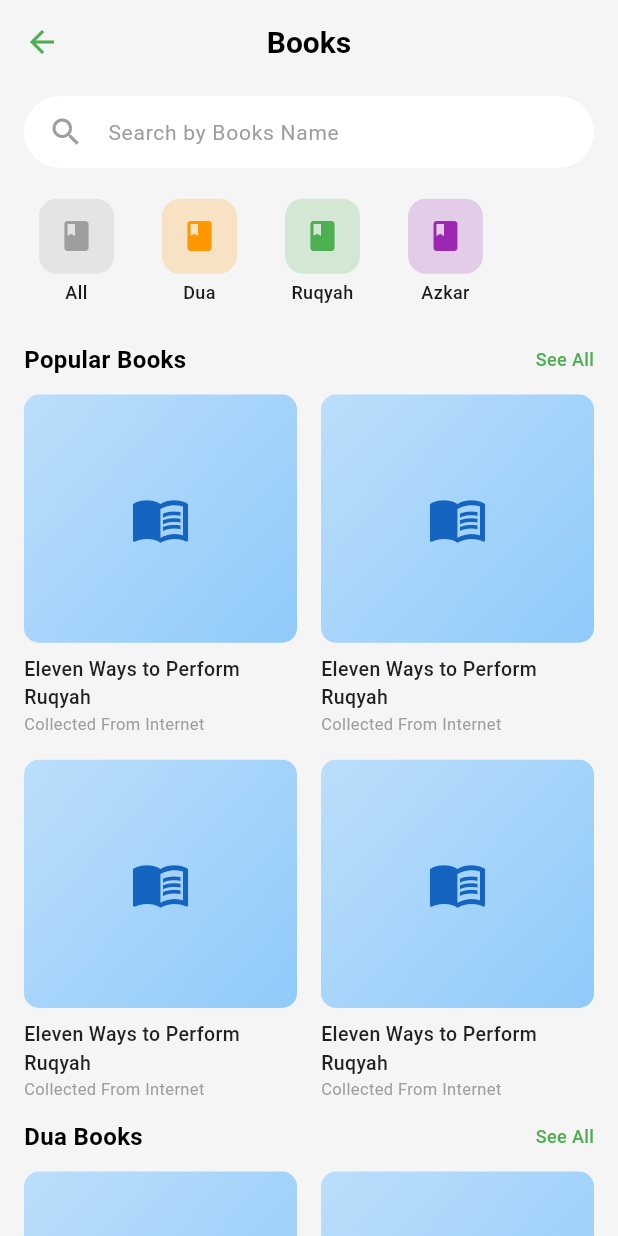
After one commit to Irfanhossain909/dua_ruqiyah, a Flutter app: the screen it shows after launch, after a tap on an icon or button, on a phone screen of 412 x 824 dp. The commit adds this screen. Run offline on Flutter 3.47's test engine with Material 3 defaults, Android fonts, the phone set to English and light mode, and no system bars; our stand-ins replace equatable, fpdart, get, get_it, responsive_sizer.

Commit message:
Update pubspec.yaml to include asset directory, enhance HomePage with BookSection navigation, and register BookSectionPresenter in service locator.

```diff
--- a/lib/core/di/service_locator.dart
+++ b/lib/core/di/service_locator.dart
@@ -1,6 +1,7 @@
 import 'package:get_it/get_it.dart';
 import '../../presentation/home/presenter/home_presenter.dart';
 import '../../presentation/bookmark/presenter/bookmark_presenter.dart';
+import '../../presentation/booksection/presenter/booksection_presenter.dart';
 
 /// Global ServiceLocator instance
 final GetIt serviceLocator = GetIt.instance;
@@ -62,6 +63,9 @@ void _setupPresenters() {
   // Register presenters
   serviceLocator.registerFactory<HomePresenter>(() => HomePresenter());
   serviceLocator.registerFactory<BookmarkPresenter>(() => BookmarkPresenter());
+  serviceLocator.registerFactory<BookSectionPresenter>(
+    () => BookSectionPresenter(),
+  );
 }
 
 /// Reset all dependencies (useful for testing)
--- /dev/null
+++ b/lib/presentation/booksection/presenter/booksection_presenter.dart
@@ -0,0 +1,14 @@
+import '../../../core/base/base_presenter.dart';
+import '../../../core/di/service_locator.dart';
+import 'booksection_ui_state.dart';
+
+class BookSectionPresenter extends BasePresenter<BookSectionUiState> {
+  BookSectionPresenter() : super(const BookSectionUiState());
+
+  // Add any book section specific methods here
+}
+
+/// Book section presenter loader helper function from service locator
+BookSectionPresenter loadBookSectionPresenter() {
+  return locator<BookSectionPresenter>();
+}
--- /dev/null
+++ b/lib/presentation/booksection/presenter/booksection_ui_state.dart
@@ -0,0 +1,79 @@
+import 'package:flutter/material.dart';
+import '../../../core/base/base_ui_state.dart';
+
+class BookSectionUiState extends BaseUiState {
+  final TextStyle titleStyle;
+  final TextStyle searchHintStyle;
+  final TextStyle tabTitleStyle;
+  final TextStyle bookTitleStyle;
+  final TextStyle bookSourceStyle;
+  final TextStyle seeAllStyle;
+  final TextStyle categoryTitleStyle;
+
+  const BookSectionUiState({
+    super.isLoading = false,
+    super.userMessage,
+    this.titleStyle = const TextStyle(
+      fontSize: 20,
+      fontWeight: FontWeight.bold,
+      color: Colors.black,
+    ),
+    this.searchHintStyle = const TextStyle(fontSize: 14, color: Colors.grey),
+    this.tabTitleStyle = const TextStyle(
+      fontSize: 12,
+      fontWeight: FontWeight.w500,
+    ),
+    this.bookTitleStyle = const TextStyle(
+      fontSize: 13,
+      fontWeight: FontWeight.w500,
+      color: Colors.black87,
+    ),
+    this.bookSourceStyle = const TextStyle(fontSize: 11, color: Colors.grey),
+    this.seeAllStyle = const TextStyle(
+      fontSize: 12,
+      color: Colors.green,
+      fontWeight: FontWeight.w500,
+    ),
+    this.categoryTitleStyle = const TextStyle(
+      fontSize: 16,
+      fontWeight: FontWeight.bold,
+      color: Colors.black,
+    ),
+  });
+
+  BookSectionUiState copyWith({
+    bool? isLoading,
+    String? userMessage,
+    TextStyle? titleStyle,
+    TextStyle? searchHintStyle,
+    TextStyle? tabTitleStyle,
+    TextStyle? bookTitleStyle,
+    TextStyle? bookSourceStyle,
+    TextStyle? seeAllStyle,
+    TextStyle? categoryTitleStyle,
+  }) {
+    return BookSectionUiState(
+      isLoading: isLoading ?? this.isLoading,
+      userMessage: userMessage ?? this.userMessage,
+      titleStyle: titleStyle ?? this.titleStyle,
+      searchHintStyle: searchHintStyle ?? this.searchHintStyle,
+      tabTitleStyle: tabTitleStyle ?? this.tabTitleStyle,
+      bookTitleStyle: bookTitleStyle ?? this.bookTitleStyle,
+      bookSourceStyle: bookSourceStyle ?? this.bookSourceStyle,
+      seeAllStyle: seeAllStyle ?? this.seeAllStyle,
+      categoryTitleStyle: categoryTitleStyle ?? this.categoryTitleStyle,
+    );
+  }
+
+  @override
+  List<Object?> get props => [
+    ...super.props,
+    titleStyle,
+    searchHintStyle,
+    tabTitleStyle,
+    bookTitleStyle,
+    bookSourceStyle,
+    seeAllStyle,
+    categoryTitleStyle,
+  ];
+}
--- /dev/null
+++ b/lib/presentation/booksection/ui/booksection_screen.dart
@@ -0,0 +1,226 @@
+import 'package:flutter/material.dart';
+import 'package:get/get.dart';
+import '../presenter/booksection_presenter.dart';
+import '../presenter/booksection_ui_state.dart';
+
+class BookSectionScreen extends StatelessWidget {
+  const BookSectionScreen({super.key});
+
+  @override
+  Widget build(BuildContext context) {
+    final presenter = loadBookSectionPresenter();
+
+    return GetX<BookSectionPresenter>(
+      init: presenter,
+      builder: (controller) {
+        final state = controller.uiState.value;
+
+        return Scaffold(
+          backgroundColor: const Color(0xFFF5F5F5),
+          appBar: AppBar(
+            backgroundColor: Colors.transparent,
+            elevation: 0,
+            leading: IconButton(
+              icon: const Icon(Icons.arrow_back, color: Colors.green),
+              onPressed: () => Navigator.of(context).pop(),
+            ),
+            title: Text('Books', style: state.titleStyle),
+            centerTitle: true,
+          ),
+          body: SafeArea(
+            child: Column(
+              crossAxisAlignment: CrossAxisAlignment.start,
+              children: [
+                // Search Bar
+                Padding(
+                  padding: const EdgeInsets.symmetric(
+                    horizontal: 16.0,
+                    vertical: 8.0,
+                  ),
+                  child: Container(
+                    padding: const EdgeInsets.symmetric(horizontal: 16.0),
+                    decoration: BoxDecoration(
+                      color: Colors.white,
+                      borderRadius: BorderRadius.circular(50),
+                    ),
+                    child: TextField(
+                      decoration: InputDecoration(
+                        icon: const Icon(Icons.search, color: Colors.grey),
+                        hintText: 'Search by Books Name',
+                        hintStyle: state.searchHintStyle,
+                        border: InputBorder.none,
+                      ),
+                    ),
+                  ),
+                ),
+
+                // Category Tabs
+                Padding(
+                  padding: const EdgeInsets.symmetric(
+                    horizontal: 16.0,
+                    vertical: 8.0,
+                  ),
+                  child: SizedBox(
+                    height: 80,
+                    child: ListView(
+                      scrollDirection: Axis.horizontal,
+                      children: [
+                        _buildCategoryTab(
+                          'All',
+                          Icons.book,
+                          Colors.grey,
+                          state,
+                        ),
+                        _buildCategoryTab(
+                          'Dua',
+                          Icons.book,
+                          Colors.orange,
+                          state,
+                        ),
+                        _buildCategoryTab(
+                          'Ruqyah',
+                          Icons.book,
+                          Colors.green,
+                          state,
+                        ),
+                        _buildCategoryTab(
+                          'Azkar',
+                          Icons.book,
+                          Colors.purple,
+                          state,
+                        ),
+                      ],
+                    ),
+                  ),
+                ),
+
+                // Popular Books Section
+                Expanded(
+                  child: ListView(
+                    padding: const EdgeInsets.symmetric(horizontal: 16.0),
+                    children: [
+                      // Popular Books Header
+                      _buildSectionHeader('Popular Books', state),
+
+                      // Popular Books Grid
+                      GridView.count(
+                        shrinkWrap: true,
+                        physics: const NeverScrollableScrollPhysics(),
+                        crossAxisCount: 2,
+                        mainAxisSpacing: 16,
+                        crossAxisSpacing: 16,
+                        childAspectRatio: 0.8,
+                        children: List.generate(4, (index) {
+                          return _buildBookItem(
+                            'Eleven Ways to Perform Ruqyah',
+                            'Collected From Internet',
+                            state,
+                          );
+                        }),
+                      ),
+
+                      // Dua Books Header
+                      _buildSectionHeader('Dua Books', state),
+
+                      // Dua Books Grid
+                      GridView.count(
+                        shrinkWrap: true,
+                        physics: const NeverScrollableScrollPhysics(),
+                        crossAxisCount: 2,
+                        mainAxisSpacing: 16,
+                        crossAxisSpacing: 16,
+                        childAspectRatio: 0.8,
+                        children: List.generate(4, (index) {
+                          return _buildBookItem(
+                            'Eleven Ways to Perform Ruqyah',
+                            'Collected From Internet',
+                            state,
+                          );
+                        }),
+                      ),
+                    ],
+                  ),
+                ),
+              ],
+            ),
+          ),
+        );
+      },
+    );
+  }
+
+  Widget _buildCategoryTab(
+    String title,
+    IconData icon,
+    Color color,
+    BookSectionUiState state,
+  ) {
+    return Container(
+      width: 70,
+      margin: const EdgeInsets.only(right: 12),
+      child: Column(
+        mainAxisAlignment: MainAxisAlignment.center,
+        children: [
+          Container(
+            width: 50,
+            height: 50,
+            decoration: BoxDecoration(
+              color: color.withOpacity(0.2),
+              borderRadius: BorderRadius.circular(12),
+            ),
+            child: Icon(icon, color: color),
+          ),
+          const SizedBox(height: 4),
+          Text(title, style: state.tabTitleStyle, textAlign: TextAlign.center),
+        ],
+      ),
+    );
+  }
+
+  Widget _buildSectionHeader(String title, BookSectionUiState state) {
+    return Padding(
+      padding: const EdgeInsets.symmetric(vertical: 12.0),
+      child: Row(
+        mainAxisAlignment: MainAxisAlignment.spaceBetween,
+        children: [
+          Text(title, style: state.categoryTitleStyle),
+          Text('See All', style: state.seeAllStyle),
+        ],
+      ),
+    );
+  }
+
+  Widget _buildBookItem(String title, String source, BookSectionUiState state) {
+    return Column(
+      crossAxisAlignment: CrossAxisAlignment.start,
+      children: [
+        // Book cover image
+        Expanded(
+          child: Container(
+            decoration: BoxDecoration(
+              color: Colors.blue[100],
+              borderRadius: BorderRadius.circular(10),
+              // Placeholder color gradient instead of an image that might not exist
+              gradient: LinearGradient(
+                begin: Alignment.topLeft,
+                end: Alignment.bottomRight,
+                colors: [Colors.blue[100]!, Colors.blue[200]!],
+              ),
+            ),
+            child: Center(
+              child: Icon(Icons.menu_book, size: 40, color: Colors.blue[800]),
+            ),
+          ),
+        ),
+        const SizedBox(height: 8),
+        Text(
+          title,
+          style: state.bookTitleStyle,
+          maxLines: 2,
+          overflow: TextOverflow.ellipsis,
+        ),
+        Text(source, style: state.bookSourceStyle),
+      ],
+    );
+  }
+}
--- a/lib/presentation/home/ui/home_page.dart
+++ b/lib/presentation/home/ui/home_page.dart
@@ -2,6 +2,7 @@ import 'package:flutter/material.dart';
 import 'package:get/get.dart';
 import '../presenter/home_presenter.dart';
 import '../presenter/home_ui_state.dart';
+import '../../booksection/ui/booksection_screen.dart';
 
 class HomePage extends StatelessWidget {
   const HomePage({super.key});
@@ -77,24 +78,33 @@ class HomePage extends StatelessWidget {
                         'Last Read',
                         Colors.blue,
                         Colors.blue[100]!,
+                        null,
                       ),
                       _buildCircularIconButton(
                         Icons.emoji_events,
                         'Challenges',
                         Colors.amber,
                         Colors.amber[100]!,
+                        null,
                       ),
                       _buildCircularIconButton(
                         Icons.eco,
                         'Self Ruqyah',
                         const Color(0xFF8BC34A),
                         Colors.green[100]!,
+                        null,
                       ),
                       _buildCircularIconButton(
                         Icons.menu_book,
                         'Dua\'s Books',
                         Colors.red,
                         Colors.red[100]!,
+                        () => Navigator.push(
+                          context,
+                          MaterialPageRoute(
+                            builder: (context) => const BookSectionScreen(),
+                          ),
+                        ),
                       ),
                     ]),
                     const SizedBox(height: 16),
@@ -106,24 +116,28 @@ class HomePage extends StatelessWidget {
                         'Dhikr',
                         const Color(0xFF8BC34A),
                         Colors.green[50]!,
+                        null,
                       ), // Lighter green
                       _buildCircularIconButton(
                         Icons.access_time,
                         'Prayer Time',
                         Colors.purple,
                         Colors.purple[100]!,
+                        null,
                       ),
                       _buildCircularIconButton(
                         Icons.apps,
                         'Other Apps',
                         Colors.blue,
                         Colors.blue[100]!,
+                        null,
                       ),
                       _buildCircularIconButton(
                         Icons.favorite,
                         'Support Us',
                         Colors.red,
                         Colors.red[100]!,
+                        null,
                       ),
                     ]),
                     const SizedBox(height: 16),
@@ -444,9 +458,12 @@ class HomePage extends StatelessWidget {
     IconData icon,
     String label,
     Color iconColor,
-    Color bgColor,
-  ) {
-    return Column(
+    Color bgColor, [
+    VoidCallback? onTap,
+  ]) {
+    return GestureDetector(
+      onTap: onTap,
+      child: Column(
         children: [
           Container(
             width: 48,
@@ -457,6 +474,7 @@ class HomePage extends StatelessWidget {
           const SizedBox(height: 4),
           Text(label, style: const TextStyle(fontSize: 10, color: Colors.grey)),
         ],
+      ),
     );
   }
 
--- a/pubspec.yaml
+++ b/pubspec.yaml
@@ -70,9 +70,8 @@ flutter:
   uses-material-design: true
 
   # To add assets to your application, add an assets section, like this:
-  # assets:
-  #   - images/a_dot_burr.jpeg
-  #   - images/a_dot_ham.jpeg
+  assets:
+    - assets/images/
 
   # An image asset can refer to one or more resolution-specific "variants", see
   # https://flutter.dev/to/resolution-aware-images
```
Also changed, not shown: 1 other file. Lines whose indentation alone changed are shown as unchanged.
